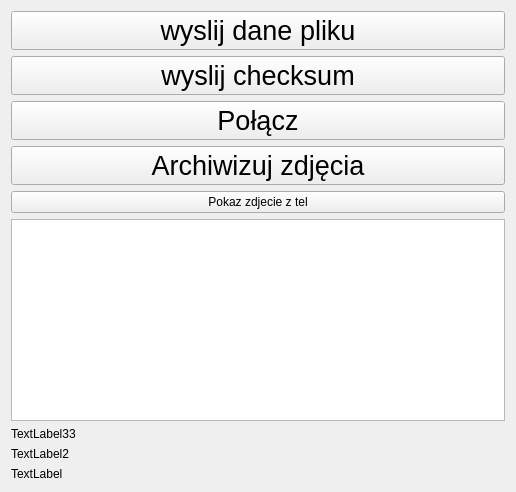
Old version of the form ClientApplication/src/libs/ui/MainWindow.ui in the repository militia11/in.
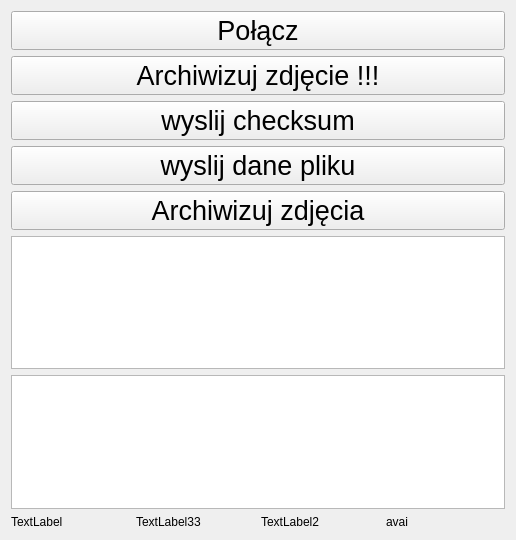
New version of the form.

Diff of the .ui file:
```diff
--- a/ClientApplication/src/libs/ui/MainWindow.ui
+++ b/ClientApplication/src/libs/ui/MainWindow.ui
@@ -7,7 +7,7 @@
     <x>0</x>
     <y>0</y>
     <width>516</width>
-    <height>492</height>
+    <height>540</height>
    </rect>
   </property>
   <property name="sizePolicy">
@@ -21,30 +21,6 @@
   </property>
   <widget class="QWidget" name="centralWidget">
    <layout class="QVBoxLayout" name="verticalLayout">
-    <item>
-     <widget class="QPushButton" name="mPushButtonSendPhoto">
-      <property name="font">
-       <font>
-        <pointsize>20</pointsize>
-       </font>
-      </property>
-      <property name="text">
-       <string>wyslij dane pliku</string>
-      </property>
-     </widget>
-    </item>
-    <item>
-     <widget class="QPushButton" name="mPushButtonSendChecksum">
-      <property name="font">
-       <font>
-        <pointsize>20</pointsize>
-       </font>
-      </property>
-      <property name="text">
-       <string>wyslij checksum</string>
-      </property>
-     </widget>
-    </item>
     <item>
      <widget class="QPushButton" name="mPushButtonConnect">
       <property name="font">
@@ -57,6 +33,42 @@
       </property>
      </widget>
     </item>
+    <item>
+     <widget class="QPushButton" name="mArchivizeInServer">
+      <property name="font">
+       <font>
+        <pointsize>20</pointsize>
+       </font>
+      </property>
+      <property name="text">
+       <string>Archiwizuj zdjęcie !!!</string>
+      </property>
+     </widget>
+    </item>
+    <item>
+     <widget class="QPushButton" name="mPushButtonSendChecksum">
+      <property name="font">
+       <font>
+        <pointsize>20</pointsize>
+       </font>
+      </property>
+      <property name="text">
+       <string>wyslij checksum</string>
+      </property>
+     </widget>
+    </item>
+    <item>
+     <widget class="QPushButton" name="mPushButtonSendPhoto">
+      <property name="font">
+       <font>
+        <pointsize>20</pointsize>
+       </font>
+      </property>
+      <property name="text">
+       <string>wyslij dane pliku</string>
+      </property>
+     </widget>
+    </item>
     <item>
      <widget class="QPushButton" name="mPushButtonArchivePhoto">
       <property name="font">
@@ -70,16 +82,21 @@
      </widget>
     </item>
     <item>
-     <widget class="QPushButton" name="pushButton">
-      <property name="text">
-       <string>Pokaz zdjecie z tel</string>
-      </property>
-     </widget>
+     <widget class="QListWidget" name="mPhotos"/>
     </item>
     <item>
      <widget class="QTextEdit" name="textEdit"/>
     </item>
     <item>
+     <layout class="QHBoxLayout" name="horizontalLayout">
+      <item>
+       <widget class="QLabel" name="label">
+        <property name="text">
+         <string>TextLabel</string>
+        </property>
+       </widget>
+      </item>
+      <item>
      <widget class="QLabel" name="label_3">
       <property name="text">
        <string>TextLabel33</string>
@@ -94,11 +111,13 @@
      </widget>
     </item>
     <item>
-     <widget class="QLabel" name="label">
+       <widget class="QLabel" name="mStatus">
       <property name="text">
-       <string>TextLabel</string>
-      </property>
-     </widget>
+         <string>avai</string>
+        </property>
+       </widget>
+      </item>
+     </layout>
     </item>
    </layout>
   </widget>
```
Left out of the diff: 2 changed lines with no effect on the pictures. Lines whose indentation alone changed are shown as unchanged.
